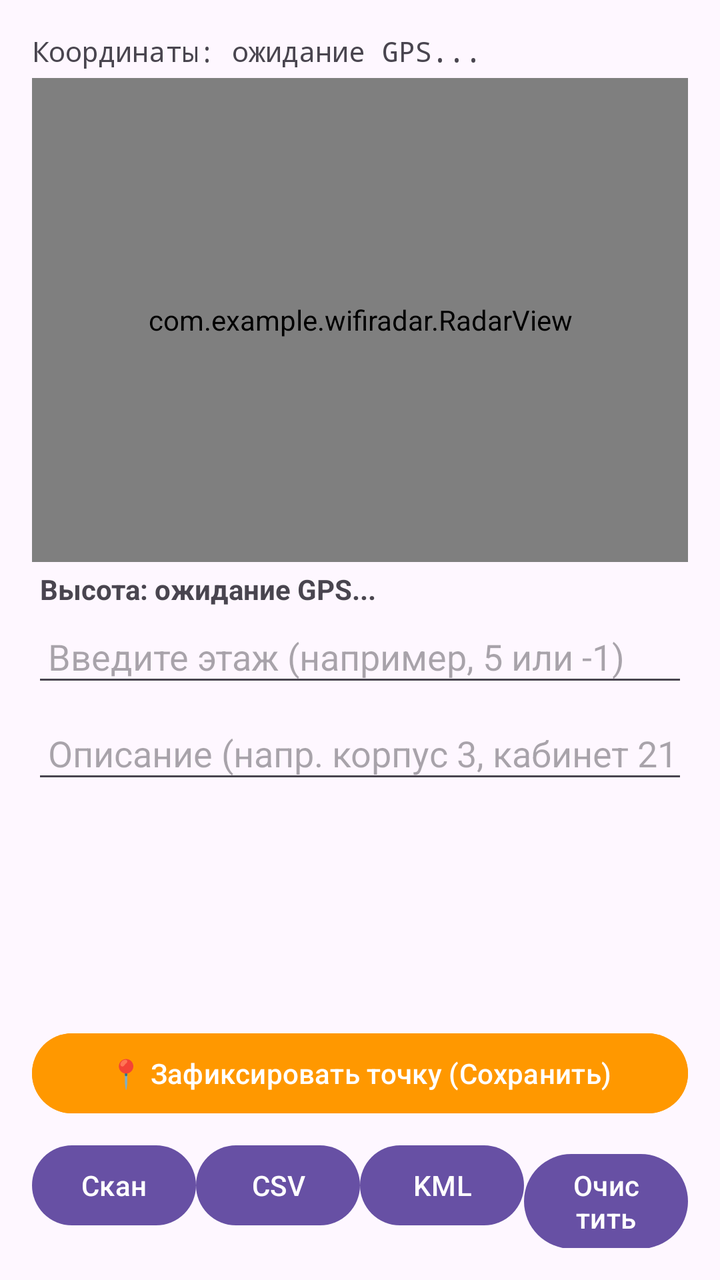
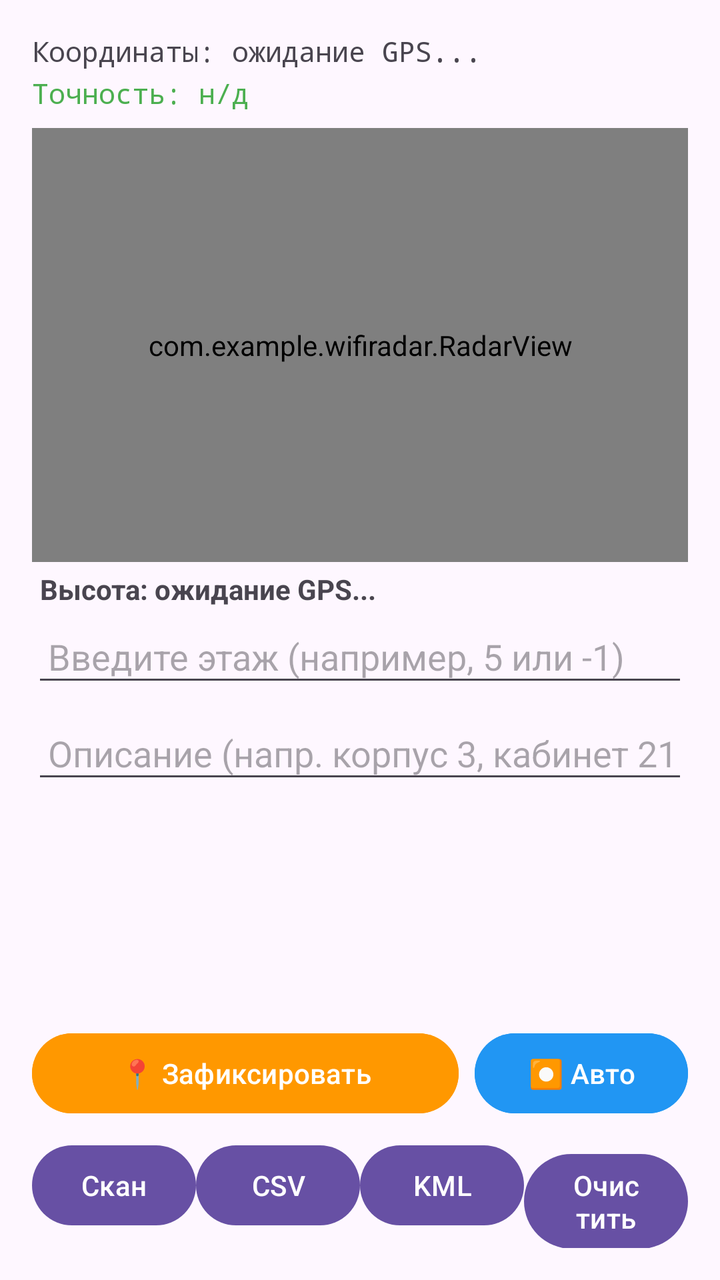

The first picture is an Android layout as it rendered before a commit; the second is the same layout after the commit. The layout source and the unified diff follow.
<!-- AndroidManifest.xml: application theme Theme.WifiRadar -->
<!-- res/layout/activity_main.xml -->
<?xml version="1.0" encoding="utf-8"?>

<LinearLayout xmlns:android="http://schemas.android.com/apk/res/android"
    android:layout_width="match_parent"
    android:layout_height="match_parent"
    android:orientation="vertical"
    android:padding="16dp">

    <TextView
        android:id="@+id/tvLocation"
        android:layout_width="match_parent"
        android:layout_height="wrap_content"
        android:text="Координаты: ожидание GPS..."
        android:textSize="14sp"
        android:fontFamily="monospace"
        android:paddingBottom="4dp"/>

    
    <com.example.wifiradar.RadarView
        android:id="@+id/radarView"
        android:layout_width="match_parent"
        android:layout_height="0dp"
        android:layout_weight="1" />

    <TextView
        android:id="@+id/tvAltitude"
        android:layout_width="match_parent"
        android:layout_height="wrap_content"
        android:text="Высота: ожидание GPS..."
        android:textSize="14sp"
        android:textStyle="bold"
        android:padding="4dp" />

    
    <EditText
        android:id="@+id/etFloor"
        android:layout_width="match_parent"
        android:layout_height="wrap_content"
        android:hint="Введите этаж (например, 5 или -1)"
        android:inputType="numberSigned"
        android:padding="8dp"
        android:layout_marginBottom="8dp"/>

    
    <EditText
        android:id="@+id/etDescription"
        android:layout_width="match_parent"
        android:layout_height="wrap_content"
        android:hint="Описание (напр. корпус 3, кабинет 211)"
        android:inputType="text"
        android:padding="8dp"
        android:layout_marginBottom="8dp"/>

    
    <ScrollView
        android:layout_width="match_parent"
        android:layout_height="100dp"
        android:layout_marginBottom="8dp">
        <TextView
            android:id="@+id/tvNetworks"
            android:layout_width="match_parent"
            android:layout_height="wrap_content"
            android:textSize="12sp"
            android:fontFamily="monospace" />
    </ScrollView>

    <Button
        android:id="@+id/btnMarkPoint"
        android:layout_width="match_parent"
        android:layout_height="wrap_content"
        android:text="📍 Зафиксировать точку (Сохранить)"
        android:backgroundTint="#FF9800"
        android:textColor="#FFFFFF"
        android:layout_marginBottom="8dp"/>

    <LinearLayout
        android:layout_width="match_parent"
        android:layout_height="wrap_content"
        android:orientation="horizontal">
        <Button android:id="@+id/btnScan" android:layout_width="0dp" android:layout_weight="1" android:layout_height="wrap_content" android:text="Скан" />
        <Button android:id="@+id/btnExportCsv" android:layout_width="0dp" android:layout_weight="1" android:layout_height="wrap_content" android:text="CSV" />
        <Button android:id="@+id/btnExportKml" android:layout_width="0dp" android:layout_weight="1" android:layout_height="wrap_content" android:text="KML" />
        <Button android:id="@+id/btnClear" android:layout_width="0dp" android:layout_weight="1" android:layout_height="wrap_content" android:text="Очистить" />
    </LinearLayout>
</LinearLayout>
<!-- resources referenced by this layout -->
<resources>
  <style name="Theme.WifiRadar" parent="Theme.Material3.DayNight" />
</resources>

<!-- the commit's change to res/layout/activity_main.xml (unified diff, before → after) -->
@@ -6,6 +6,7 @@
     android:orientation="vertical"
     android:padding="16dp">
 
+    
     <TextView
         android:id="@+id/tvLocation"
         android:layout_width="match_parent"
@@ -13,7 +14,17 @@
         android:text="Координаты: ожидание GPS..."
         android:textSize="14sp"
         android:fontFamily="monospace"
-        android:paddingBottom="4dp"/>
+        android:paddingBottom="2dp"/>
+
+    <TextView
+        android:id="@+id/tvAccuracy"
+        android:layout_width="match_parent"
+        android:layout_height="wrap_content"
+        android:text="Точность: н/д"
+        android:textSize="14sp"
+        android:textColor="#4CAF50"
+        android:fontFamily="monospace"
+        android:paddingBottom="8dp"/>
 
     
     <com.example.wifiradar.RadarView
@@ -41,7 +52,6 @@
         android:padding="8dp"
         android:layout_marginBottom="8dp"/>
 
-    
     <EditText
         android:id="@+id/etDescription"
         android:layout_width="match_parent"
@@ -51,7 +61,6 @@
         android:padding="8dp"
         android:layout_marginBottom="8dp"/>
 
-    
     <ScrollView
         android:layout_width="match_parent"
         android:layout_height="100dp"
@@ -64,15 +73,34 @@
             android:fontFamily="monospace" />
     </ScrollView>
 
-    <Button
-        android:id="@+id/btnMarkPoint"
+    
+    <LinearLayout
         android:layout_width="match_parent"
         android:layout_height="wrap_content"
-        android:text="📍 Зафиксировать точку (Сохранить)"
-        android:backgroundTint="#FF9800"
-        android:textColor="#FFFFFF"
-        android:layout_marginBottom="8dp"/>
+        android:orientation="horizontal"
+        android:layout_marginBottom="8dp">
+        
+        <Button
+            android:id="@+id/btnMarkPoint"
+            android:layout_width="0dp"
+            android:layout_weight="2"
+            android:layout_height="wrap_content"
+            android:text="📍 Зафиксировать"
+            android:backgroundTint="#FF9800"
+            android:textColor="#FFFFFF"
+            android:layout_marginEnd="8dp"/>
 
+        <Button
+            android:id="@+id/btnAutoRecord"
+            android:layout_width="0dp"
+            android:layout_weight="1"
+            android:layout_height="wrap_content"
+            android:text="⏺ Авто"
+            android:backgroundTint="#2196F3"
+            android:textColor="#FFFFFF"/>
+    </LinearLayout>
+
+    
     <LinearLayout
         android:layout_width="match_parent"
         android:layout_height="wrap_content"
